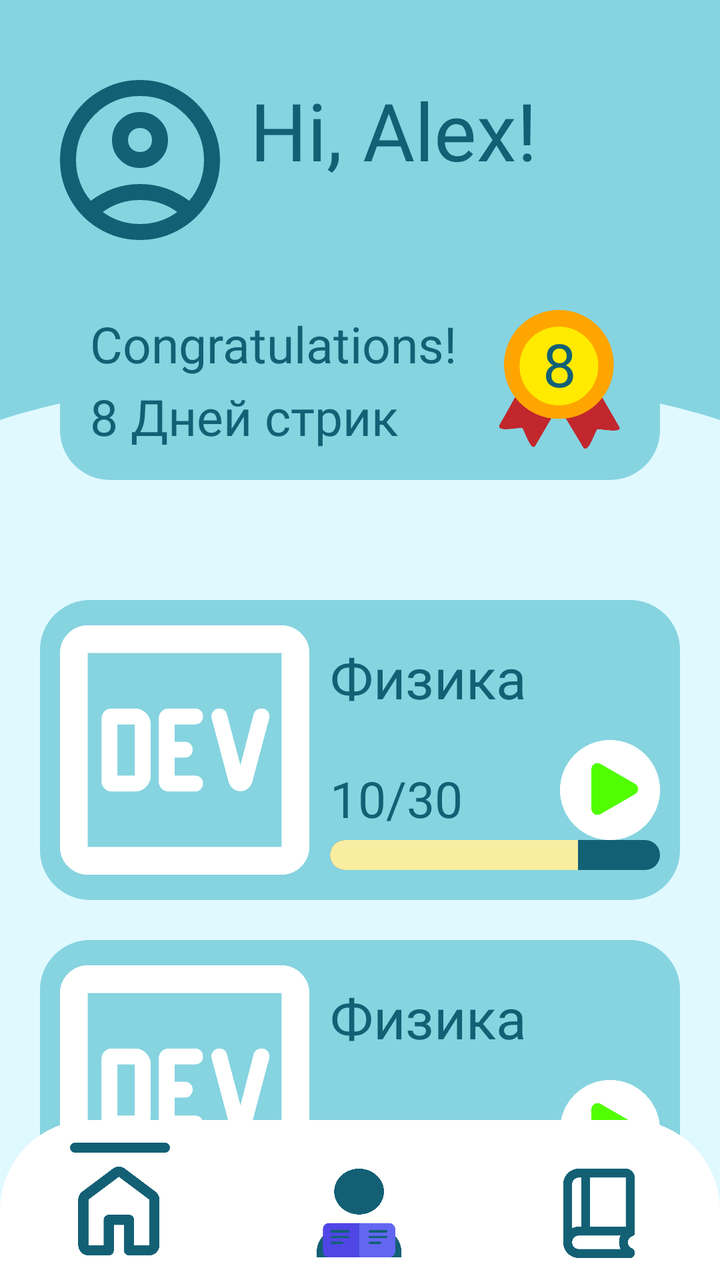
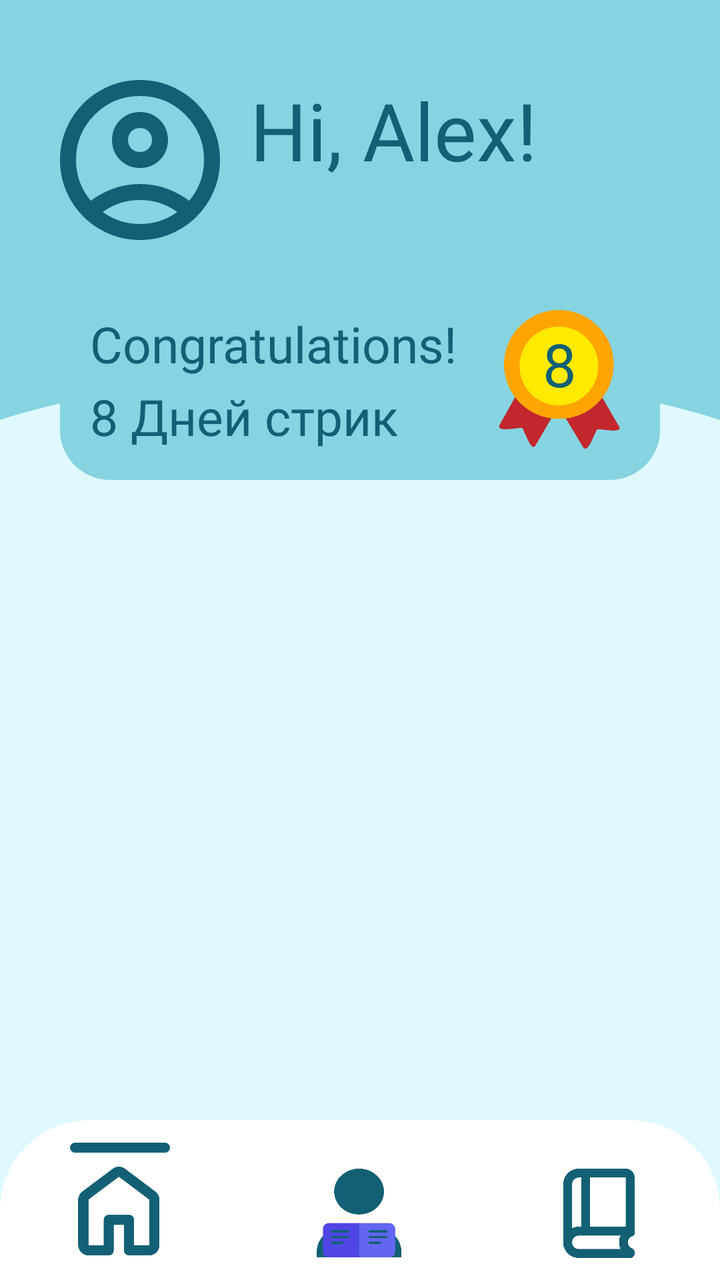

Two renders of the same Android screen: before a commit and after it. Below are the layout's source before the change and the commit's diff.
<!-- AndroidManifest.xml: application theme Theme.ExamMaster -->
<!-- res/layout/home_page_activity.xml -->
<?xml version="1.0" encoding="utf-8"?>
<androidx.constraintlayout.widget.ConstraintLayout
    xmlns:android="http://schemas.android.com/apk/res/android"
    xmlns:app="http://schemas.android.com/apk/res-auto"
    xmlns:tools="http://schemas.android.com/tools"
    android:layout_width="match_parent"
    android:layout_height="match_parent"
    android:background="@color/fonzakryglen">

    <androidx.constraintlayout.widget.ConstraintLayout
        android:layout_width="match_parent"
        android:layout_height="wrap_content"
        android:background="@color/fonzakryglen"
        android:paddingBottom="30dp"
        tools:ignore="MissingConstraints">

        
        <View
            android:id="@+id/headerCurve"
            android:layout_width="match_parent"
            android:layout_height="220dp"
            android:background="@drawable/header_wave"
            app:layout_constraintTop_toTopOf="parent" />

        
        <ImageView
            android:id="@+id/ivAvatar"
            android:layout_width="80dp"
            android:layout_height="80dp"
            android:layout_marginStart="30dp"
            android:layout_marginTop="40dp"
            android:src="@drawable/ic_profile"
            app:layout_constraintStart_toStartOf="parent"
            app:layout_constraintTop_toTopOf="parent" />

        
        <TextView
            android:id="@+id/tvGreeting"
            android:layout_width="wrap_content"
            android:layout_height="wrap_content"
            android:layout_marginStart="15dp"
            android:paddingBottom="30dp"
            android:fontFamily="@font/ubuntu_regular"
            android:text="Hi, Alex!"
            android:textColor="@color/texticons"
            android:textSize="40sp"
            app:layout_constraintBottom_toBottomOf="@id/ivAvatar"
            app:layout_constraintStart_toEndOf="@id/ivAvatar"
            app:layout_constraintTop_toTopOf="@id/ivAvatar" />

        
        <androidx.constraintlayout.widget.ConstraintLayout
            android:id="@+id/streakBox"
            android:layout_width="0dp"
            android:layout_height="100dp"
            android:layout_marginHorizontal="30dp"
            android:layout_marginTop="20dp"
            android:background="@drawable/streak_box"
            android:padding="15dp"
            app:layout_constraintEnd_toEndOf="parent"
            app:layout_constraintStart_toStartOf="parent"
            app:layout_constraintTop_toBottomOf="@id/ivAvatar">

            
            <TextView
                android:id="@+id/tvCongrats"
                android:layout_width="wrap_content"
                android:layout_height="wrap_content"
                android:fontFamily="@font/ubuntu_bold"
                android:text="Congratulations!"
                android:textColor="@color/texticons"
                android:textSize="25sp"
                app:layout_constraintStart_toStartOf="parent"
                app:layout_constraintTop_toTopOf="parent" />

            <TextView
                android:id="@+id/tvStreakText"
                android:layout_width="wrap_content"
                android:layout_height="wrap_content"
                android:fontFamily="@font/ubuntu_bold"
                android:text="8 Дней стрик"
                android:textColor="@color/texticons"
                android:textSize="25sp"
                app:layout_constraintBottom_toBottomOf="parent"
                app:layout_constraintStart_toStartOf="parent" />

            
            <FrameLayout
                android:layout_width="70dp"
                android:layout_height="70dp"
                app:layout_constraintBottom_toBottomOf="parent"
                app:layout_constraintEnd_toEndOf="parent"
                app:layout_constraintTop_toTopOf="parent">

                <ImageView
                    android:layout_width="match_parent"
                    android:layout_height="match_parent"
                    android:src="@drawable/ic_medal" /> 

                <TextView
                    android:id="@+id/tvStreakNumber"
                    android:layout_width="wrap_content"
                    android:layout_height="wrap_content"
                    android:layout_gravity="center"
                    android:layout_marginBottom="8dp"
                    android:fontFamily="@font/ubuntu_regular"
                    android:text="8"
                    android:textColor="@color/texticons"
                    android:textSize="30sp" />
            </FrameLayout>

        </androidx.constraintlayout.widget.ConstraintLayout>

        <androidx.constraintlayout.widget.ConstraintLayout
            android:id="@+id/discipline1"
            android:layout_width="match_parent"
            android:layout_height="150dp"
            android:layout_marginHorizontal="20dp"
            android:layout_marginTop="60dp"
            android:background="@drawable/streak_box"
            android:padding="10dp"
            app:layout_constraintTop_toBottomOf="@id/streakBox">

            <ImageView
                android:id="@+id/ivIcon1"
                android:layout_width="125dp"
                android:layout_height="125dp"
                android:src="@drawable/ic_negotovlogo"
                app:layout_constraintBottom_toBottomOf="parent"
                app:layout_constraintStart_toStartOf="parent"
                app:layout_constraintTop_toTopOf="parent" />

            <TextView
                android:id="@+id/pbDiscipline1"
                android:layout_width="wrap_content"
                android:layout_height="wrap_content"
                android:layout_marginStart="10dp"
                android:layout_marginTop="10dp"
                android:fontFamily="@font/ubuntu_regular"
                android:text="Физика"
                android:textColor="@color/texticons"
                android:textSize="28sp"
                app:layout_constraintStart_toEndOf="@id/ivIcon1"
                app:layout_constraintTop_toTopOf="parent" />

            <TextView
                android:id="@+id/tvProgressRatio"
                android:layout_width="wrap_content"
                android:layout_height="wrap_content"
                android:fontFamily="@font/ubuntu_bold"
                android:text="10/30"
                android:textColor="@color/texticons"
                android:textSize="25sp"
                android:layout_marginTop="25dp"
                app:layout_constraintStart_toStartOf="@id/pbDiscipline1"
                app:layout_constraintTop_toBottomOf="@id/pbDiscipline1" />

            <ProgressBar
                android:id="@+id/pb1"
                style="?android:attr/progressBarStyleHorizontal"
                android:layout_width="165dp"
                android:layout_height="15dp"
                android:progress="15"
                android:max="20"
                android:progressDrawable="@drawable/custom_progress_bar"
                app:layout_constraintBottom_toBottomOf="parent"
                app:layout_constraintStart_toStartOf="@id/pbDiscipline1"
                android:layout_marginBottom="5dp"/>

            <ImageButton
                android:id="@+id/btnPlay1"
                android:layout_width="50dp"
                android:layout_height="50dp"
                android:background="@android:color/transparent"
                android:scaleType="fitCenter"
                android:src="@drawable/ic_play"
                app:layout_constraintBottom_toTopOf="@+id/pb1"
                app:layout_constraintEnd_toEndOf="parent"
                />

        </androidx.constraintlayout.widget.ConstraintLayout>

        <androidx.constraintlayout.widget.ConstraintLayout
            android:id="@+id/discipline2"
            android:layout_width="match_parent"
            android:layout_height="150dp"
            android:layout_marginHorizontal="20dp"
            android:layout_marginTop="20dp"
            android:background="@drawable/streak_box"
            android:padding="10dp"
            app:layout_constraintTop_toBottomOf="@id/discipline1">

            <ImageView
                android:id="@+id/ivIcon2"
                android:layout_width="125dp"
                android:layout_height="125dp"
                android:src="@drawable/ic_negotovlogo"
                app:layout_constraintBottom_toBottomOf="parent"
                app:layout_constraintStart_toStartOf="parent"
                app:layout_constraintTop_toTopOf="parent" />

            <TextView
                android:id="@+id/tvSubjectTitle2"
                android:layout_width="wrap_content"
                android:layout_height="wrap_content"
                android:layout_marginStart="10dp"
                android:layout_marginTop="10dp"
                android:fontFamily="@font/ubuntu_regular"
                android:text="Физика"
                android:textColor="@color/texticons"
                android:textSize="28sp"
                app:layout_constraintStart_toEndOf="@id/ivIcon2"
                app:layout_constraintTop_toTopOf="parent" />

            <TextView
                android:id="@+id/tvProgressRatio2"
                android:layout_width="wrap_content"
                android:layout_height="wrap_content"
                android:fontFamily="@font/ubuntu_bold"
                android:text="10/30"
                android:textColor="@color/texticons"
                android:textSize="25sp"
                android:layout_marginTop="25dp"
                app:layout_constraintStart_toStartOf="@id/tvSubjectTitle2"
                app:layout_constraintTop_toBottomOf="@id/tvSubjectTitle2" />

            <ProgressBar
                android:id="@+id/pb2"
                style="?android:attr/progressBarStyleHorizontal"
                android:layout_width="165dp"
                android:layout_height="15dp"
                android:progress="15"
                android:max="20"
                android:progressDrawable="@drawable/custom_progress_bar"
                app:layout_constraintBottom_toBottomOf="parent"
                app:layout_constraintStart_toStartOf="@id/tvSubjectTitle2"
                android:layout_marginBottom="5dp"/>

            <ImageButton
                android:id="@+id/btnPlay2"
                android:layout_width="50dp"
                android:layout_height="50dp"
                android:background="@android:color/transparent"
                android:scaleType="fitCenter"
                android:src="@drawable/ic_play"
                app:layout_constraintBottom_toTopOf="@+id/pb2"
                app:layout_constraintEnd_toEndOf="parent"
                 />

        </androidx.constraintlayout.widget.ConstraintLayout>
    </androidx.constraintlayout.widget.ConstraintLayout>



    
    <androidx.constraintlayout.widget.ConstraintLayout
        android:id="@+id/bottomNavigation"
        android:layout_width="match_parent"
        android:layout_height="80dp"
        android:background="@drawable/bottom_nav_bg"
        android:elevation="0dp"
        app:layout_constraintBottom_toBottomOf="parent">

        
        <LinearLayout
            android:id="@+id/navHome"
            android:layout_width="0dp"
            android:layout_height="match_parent"
            android:layout_weight="1"
            android:gravity="center"
            android:orientation="vertical"
            app:layout_constraintStart_toStartOf="parent"
            app:layout_constraintEnd_toStartOf="@+id/navProfile">

            <View
                android:layout_width="50dp"
                android:layout_height="5dp"
                android:background="@drawable/nav_indicator"
                android:layout_marginBottom="7dp" />

            <ImageView
                android:layout_width="45dp"
                android:layout_height="45dp"
                android:src="@drawable/ic_home"
                app:tint="@color/texticons" />
        </LinearLayout>

        
        <LinearLayout
            android:id="@+id/navProfile"
            android:layout_width="0dp"
            android:layout_height="match_parent"
            android:layout_weight="1"
            android:gravity="center"
            android:paddingTop="14dp"
            app:layout_constraintStart_toEndOf="@+id/navHome"
            app:layout_constraintEnd_toStartOf="@+id/navLibrary">

            <ImageView
                android:layout_width="45dp"
                android:layout_height="45dp"
                android:src="@drawable/ic_avaterbook" /> 
        </LinearLayout>

        
        <LinearLayout
            android:id="@+id/navLibrary"
            android:layout_width="0dp"
            android:layout_height="match_parent"
            android:layout_weight="1"
            android:gravity="center"
            android:paddingTop="14dp"
            app:layout_constraintStart_toEndOf="@+id/navProfile"
            app:layout_constraintEnd_toEndOf="parent">

            <ImageView
                android:layout_width="45dp"
                android:layout_height="45dp"
                android:src="@drawable/ic_book"
                app:tint="@color/texticons" />
        </LinearLayout>

    </androidx.constraintlayout.widget.ConstraintLayout>

</androidx.constraintlayout.widget.ConstraintLayout>
<!-- resources referenced by this layout -->
<resources>
  <color name="fonzakryglen">#DFF9FF</color>
  <color name="texticons">#136075</color>
  <!-- drawable bottom_nav_bg (drawable) -->
  <shape xmlns:android="http://schemas.android.com/apk/res/android">
      <solid android:color="#FFFFFF" /> 
      <corners
          android:topLeftRadius="45dp"
          android:topRightRadius="45dp" />
  </shape>
  <!-- drawable custom_progress_bar (drawable) -->
  <layer-list xmlns:android="http://schemas.android.com/apk/res/android">
      
      <item android:id="@android:id/background">
          <shape>
              <corners android:radius="10dp" />
              <solid android:color="@color/texticons" />
          </shape>
      </item>
      
      <item android:id="@android:id/progress">
          <clip>
              <shape>
                  <corners android:radius="10dp" />
                  <solid android:color="@color/filprogressbar" />
              </shape>
          </clip>
      </item>
  </layer-list>
  <!-- drawable header_wave (drawable) -->
  <vector xmlns:android="http://schemas.android.com/apk/res/android"
      android:width="360dp"
      android:height="220dp"
      android:viewportWidth="360"
      android:viewportHeight="220">
      <path
          android:fillColor="@color/knopki"
          android:pathData="M0,0 L360,0 L360,210 C270,180 90,180 0,210 Z" />
  </vector>
  <!-- drawable ic_home (drawable) -->
  <vector xmlns:android="http://schemas.android.com/apk/res/android"
      android:width="34dp"
      android:height="37dp"
      android:viewportWidth="34"
      android:viewportHeight="37">
    <path
        android:pathData="M4.167,32.292H10.417V21.875C10.417,21.285 10.616,20.79 11.016,20.391C11.415,19.991 11.91,19.792 12.5,19.792H20.833C21.424,19.792 21.918,19.991 22.318,20.391C22.717,20.79 22.917,21.285 22.917,21.875V32.292H29.167V13.542L16.667,4.167L4.167,13.542V32.292ZM0,32.292V13.542C0,12.882 0.148,12.257 0.443,11.667C0.738,11.076 1.146,10.59 1.667,10.208L14.167,0.833C14.896,0.278 15.729,0 16.667,0C17.604,0 18.438,0.278 19.167,0.833L31.667,10.208C32.188,10.59 32.596,11.076 32.891,11.667C33.186,12.257 33.333,12.882 33.333,13.542V32.292C33.333,33.438 32.925,34.418 32.109,35.234C31.293,36.05 30.313,36.458 29.167,36.458H20.833C20.243,36.458 19.748,36.259 19.349,35.859C18.95,35.46 18.75,34.965 18.75,34.375V23.958H14.583V34.375C14.583,34.965 14.384,35.46 13.984,35.859C13.585,36.259 13.09,36.458 12.5,36.458H4.167C3.021,36.458 2.04,36.05 1.224,35.234C0.408,34.418 0,33.438 0,32.292Z"
        android:fillColor="#136075"/>
  </vector>
  <!-- drawable ic_play (drawable) -->
  <vector xmlns:android="http://schemas.android.com/apk/res/android"
      android:width="50dp"
      android:height="50dp"
      android:viewportWidth="50"
      android:viewportHeight="50">
    <path
        android:pathData="M50,25C50,38.807 38.807,50 25,50C11.193,50 0,38.807 0,25C0,11.193 11.193,0 25,0C38.807,0 50,11.193 50,25Z"
        android:fillColor="#ffffff"/>
    <path
        android:pathData="M37.5,21.902C39.5,23.057 39.5,25.943 37.5,27.098L20.25,37.057C18.25,38.212 15.75,36.769 15.75,34.459V14.541C15.75,12.231 18.25,10.788 20.25,11.943L37.5,21.902Z"
        android:fillColor="#51FF00"/>
  </vector>
  <!-- drawable nav_indicator (drawable) -->
  <shape xmlns:android="http://schemas.android.com/apk/res/android">
      <solid android:color="@color/texticons" />
      <corners android:radius="10dp" />
  </shape>
  <!-- drawable streak_box (drawable) -->
  <shape xmlns:android="http://schemas.android.com/apk/res/android">
      <solid android:color="@color/osnfongolyb" /> 
      <corners android:radius="25dp" />
  </shape>
  <style name="Theme.ExamMaster" parent="Base.Theme.ExamMaster" />
  <color name="filprogressbar">#F9EDA1</color>
  <color name="knopki">#86D4E0</color>
  <color name="osnfongolyb">#86D4E0</color>
  <style name="Base.Theme.ExamMaster" parent="Theme.Material3.DayNight.NoActionBar">
          
          
      </style>
  <!-- unchanged entries left out for length: 5 -->
</resources>

<!-- the commit's change to res/layout/home_page_activity.xml (unified diff, before → after) -->
@@ -8,13 +8,13 @@
     android:background="@color/fonzakryglen">
 
     <androidx.constraintlayout.widget.ConstraintLayout
+        android:id="@+id/headerBlock"
         android:layout_width="match_parent"
         android:layout_height="wrap_content"
         android:background="@color/fonzakryglen"
         android:paddingBottom="30dp"
-        tools:ignore="MissingConstraints">
-
-        
+        app:layout_constraintTop_toTopOf="parent">
+
         <View
             android:id="@+id/headerCurve"
             android:layout_width="match_parent"
@@ -22,7 +22,6 @@
             android:background="@drawable/header_wave"
             app:layout_constraintTop_toTopOf="parent" />
 
-        
         <ImageView
             android:id="@+id/ivAvatar"
             android:layout_width="80dp"
@@ -33,7 +32,6 @@
             app:layout_constraintStart_toStartOf="parent"
             app:layout_constraintTop_toTopOf="parent" />
 
-        
         <TextView
             android:id="@+id/tvGreeting"
             android:layout_width="wrap_content"
@@ -48,7 +46,6 @@
             app:layout_constraintStart_toEndOf="@id/ivAvatar"
             app:layout_constraintTop_toTopOf="@id/ivAvatar" />
 
-        
         <androidx.constraintlayout.widget.ConstraintLayout
             android:id="@+id/streakBox"
             android:layout_width="0dp"
@@ -61,7 +58,6 @@
             app:layout_constraintStart_toStartOf="parent"
             app:layout_constraintTop_toBottomOf="@id/ivAvatar">
 
-            
             <TextView
                 android:id="@+id/tvCongrats"
                 android:layout_width="wrap_content"
@@ -84,7 +80,6 @@
                 app:layout_constraintBottom_toBottomOf="parent"
                 app:layout_constraintStart_toStartOf="parent" />
 
-            
             <FrameLayout
                 android:layout_width="70dp"
                 android:layout_height="70dp"
@@ -95,7 +90,7 @@
                 <ImageView
                     android:layout_width="match_parent"
                     android:layout_height="match_parent"
-                    android:src="@drawable/ic_medal" /> 
+                    android:src="@drawable/ic_medal" />
 
                 <TextView
                     android:id="@+id/tvStreakNumber"
@@ -108,151 +103,24 @@
                     android:textColor="@color/texticons"
                     android:textSize="30sp" />
             </FrameLayout>
-
-        </androidx.constraintlayout.widget.ConstraintLayout>
-
-        <androidx.constraintlayout.widget.ConstraintLayout
-            android:id="@+id/discipline1"
-            android:layout_width="match_parent"
-            android:layout_height="150dp"
-            android:layout_marginHorizontal="20dp"
-            android:layout_marginTop="60dp"
-            android:background="@drawable/streak_box"
-            android:padding="10dp"
-            app:layout_constraintTop_toBottomOf="@id/streakBox">
-
-            <ImageView
-                android:id="@+id/ivIcon1"
-                android:layout_width="125dp"
-                android:layout_height="125dp"
-                android:src="@drawable/ic_negotovlogo"
-                app:layout_constraintBottom_toBottomOf="parent"
-                app:layout_constraintStart_toStartOf="parent"
-                app:layout_constraintTop_toTopOf="parent" />
-
-            <TextView
-                android:id="@+id/pbDiscipline1"
-                android:layout_width="wrap_content"
-                android:layout_height="wrap_content"
-                android:layout_marginStart="10dp"
-                android:layout_marginTop="10dp"
-                android:fontFamily="@font/ubuntu_regular"
-                android:text="Физика"
-                android:textColor="@color/texticons"
-                android:textSize="28sp"
-                app:layout_constraintStart_toEndOf="@id/ivIcon1"
-                app:layout_constraintTop_toTopOf="parent" />
-
-            <TextView
-                android:id="@+id/tvProgressRatio"
-                android:layout_width="wrap_content"
-                android:layout_height="wrap_content"
-                android:fontFamily="@font/ubuntu_bold"
-                android:text="10/30"
-                android:textColor="@color/texticons"
-                android:textSize="25sp"
-                android:layout_marginTop="25dp"
-                app:layout_constraintStart_toStartOf="@id/pbDiscipline1"
-                app:layout_constraintTop_toBottomOf="@id/pbDiscipline1" />
-
-            <ProgressBar
-                android:id="@+id/pb1"
-                style="?android:attr/progressBarStyleHorizontal"
-                android:layout_width="165dp"
-                android:layout_height="15dp"
-                android:progress="15"
-                android:max="20"
-                android:progressDrawable="@drawable/custom_progress_bar"
-                app:layout_constraintBottom_toBottomOf="parent"
-                app:layout_constraintStart_toStartOf="@id/pbDiscipline1"
-                android:layout_marginBottom="5dp"/>
-
-            <ImageButton
-                android:id="@+id/btnPlay1"
-                android:layout_width="50dp"
-                android:layout_height="50dp"
-                android:background="@android:color/transparent"
-                android:scaleType="fitCenter"
-                android:src="@drawable/ic_play"
-                app:layout_constraintBottom_toTopOf="@+id/pb1"
-                app:layout_constraintEnd_toEndOf="parent"
-                />
-
-        </androidx.constraintlayout.widget.ConstraintLayout>
-
-        <androidx.constraintlayout.widget.ConstraintLayout
-            android:id="@+id/discipline2"
-            android:layout_width="match_parent"
-            android:layout_height="150dp"
-            android:layout_marginHorizontal="20dp"
-            android:layout_marginTop="20dp"
-            android:background="@drawable/streak_box"
-            android:padding="10dp"
-            app:layout_constraintTop_toBottomOf="@id/discipline1">
-
-            <ImageView
-                android:id="@+id/ivIcon2"
-                android:layout_width="125dp"
-                android:layout_height="125dp"
-                android:src="@drawable/ic_negotovlogo"
-                app:layout_constraintBottom_toBottomOf="parent"
-                app:layout_constraintStart_toStartOf="parent"
-                app:layout_constraintTop_toTopOf="parent" />
-
-            <TextView
-                android:id="@+id/tvSubjectTitle2"
-                android:layout_width="wrap_content"
-                android:layout_height="wrap_content"
-                android:layout_marginStart="10dp"
-                android:layout_marginTop="10dp"
-                android:fontFamily="@font/ubuntu_regular"
-                android:text="Физика"
-                android:textColor="@color/texticons"
-                android:textSize="28sp"
-                app:layout_constraintStart_toEndOf="@id/ivIcon2"
-                app:layout_constraintTop_toTopOf="parent" />
-
-            <TextView
-                android:id="@+id/tvProgressRatio2"
-                android:layout_width="wrap_content"
-                android:layout_height="wrap_content"
-                android:fontFamily="@font/ubuntu_bold"
-                android:text="10/30"
-                android:textColor="@color/texticons"
-                android:textSize="25sp"
-                android:layout_marginTop="25dp"
-                app:layout_constraintStart_toStartOf="@id/tvSubjectTitle2"
-                app:layout_constraintTop_toBottomOf="@id/tvSubjectTitle2" />
-
-            <ProgressBar
-                android:id="@+id/pb2"
-                style="?android:attr/progressBarStyleHorizontal"
-                android:layout_width="165dp"
-                android:layout_height="15dp"
-                android:progress="15"
-                android:max="20"
-                android:progressDrawable="@drawable/custom_progress_bar"
-                app:layout_constraintBottom_toBottomOf="parent"
-                app:layout_constraintStart_toStartOf="@id/tvSubjectTitle2"
-                android:layout_marginBottom="5dp"/>
-
-            <ImageButton
-                android:id="@+id/btnPlay2"
-                android:layout_width="50dp"
-                android:layout_height="50dp"
-                android:background="@android:color/transparent"
-                android:scaleType="fitCenter"
-                android:src="@drawable/ic_play"
-                app:layout_constraintBottom_toTopOf="@+id/pb2"
-                app:layout_constraintEnd_toEndOf="parent"
-                 />
-
         </androidx.constraintlayout.widget.ConstraintLayout>
     </androidx.constraintlayout.widget.ConstraintLayout>
 
-
-
-    
+    <androidx.recyclerview.widget.RecyclerView
+        android:id="@+id/rvHomeDisciplines"
+        android:layout_width="0dp"
+        android:layout_height="0dp"
+        android:layout_marginHorizontal="20dp"
+        android:layout_marginTop="20dp"
+        android:clipToPadding="false"
+        android:paddingBottom="20dp"
+        app:layout_constraintTop_toBottomOf="@id/headerBlock"
+        app:layout_constraintBottom_toTopOf="@id/bottomNavigation"
+        app:layout_constraintStart_toStartOf="parent"
+        app:layout_constraintEnd_toEndOf="parent"
+        tools:listitem="@layout/item_home_discipline"
+        tools:itemCount="4" />
+
     <androidx.constraintlayout.widget.ConstraintLayout
         android:id="@+id/bottomNavigation"
         android:layout_width="match_parent"
@@ -261,7 +129,6 @@
         android:elevation="0dp"
         app:layout_constraintBottom_toBottomOf="parent">
 
-        
         <LinearLayout
             android:id="@+id/navHome"
             android:layout_width="0dp"
@@ -285,7 +152,6 @@
                 app:tint="@color/texticons" />
         </LinearLayout>
 
-        
         <LinearLayout
             android:id="@+id/navProfile"
             android:layout_width="0dp"
@@ -299,10 +165,9 @@
             <ImageView
                 android:layout_width="45dp"
                 android:layout_height="45dp"
-                android:src="@drawable/ic_avaterbook" /> 
+                android:src="@drawable/ic_avaterbook" />
         </LinearLayout>
 
-        
         <LinearLayout
             android:id="@+id/navLibrary"
             android:layout_width="0dp"
@@ -323,3 +188,86 @@
     </androidx.constraintlayout.widget.ConstraintLayout>
 
 </androidx.constraintlayout.widget.ConstraintLayout>
+<!-- res/layout/item_home_discipline.xml (included above) -->
+<?xml version="1.0" encoding="utf-8"?>
+<androidx.constraintlayout.widget.ConstraintLayout
+    xmlns:android="http://schemas.android.com/apk/res/android"
+    xmlns:app="http://schemas.android.com/apk/res-auto"
+    android:layout_width="match_parent"
+    android:layout_height="120dp"
+    android:layout_marginBottom="20dp"
+    android:background="@drawable/streak_box"
+    android:padding="8dp">
+
+    
+    <ImageView
+        android:id="@+id/ivIcon"
+        android:layout_width="95dp"
+        android:layout_height="95dp"
+        android:layout_marginStart="8dp"
+        android:src="@drawable/ic_negotovlogo"
+        app:layout_constraintBottom_toBottomOf="parent"
+        app:layout_constraintStart_toStartOf="parent"
+        app:layout_constraintTop_toTopOf="parent" />
+
+    
+    <TextView
+        android:id="@+id/tvSubjectTitle"
+        android:layout_width="0dp"
+        android:layout_height="wrap_content"
+        android:layout_marginStart="10dp"
+        android:layout_marginTop="8dp"
+        android:layout_marginEnd="60dp"
+        android:ellipsize="end"
+        android:maxLines="1"
+        android:fontFamily="@font/ubuntu_regular"
+        android:text="Физика"
+        android:textColor="@color/texticons"
+        android:textSize="22sp"
+        app:layout_constraintStart_toEndOf="@id/ivIcon"
+        app:layout_constraintEnd_toStartOf="@id/btnPlay"
+        app:layout_constraintTop_toTopOf="parent" />
+
+    
+    <TextView
+        android:id="@+id/tvProgressRatio"
+        android:layout_width="wrap_content"
+        android:layout_height="wrap_content"
+        android:layout_marginTop="6dp"
+        android:fontFamily="@font/ubuntu_bold"
+        android:text="10/30"
+        android:textColor="@color/texticons"
+        android:textSize="20sp"
+        app:layout_constraintStart_toStartOf="@id/tvSubjectTitle"
+        app:layout_constraintTop_toBottomOf="@id/tvSubjectTitle" />
+
+    
+    <ImageButton
+        android:id="@+id/btnPlay"
+        android:layout_width="42dp"
+        android:layout_height="42dp"
+        android:layout_marginEnd="8dp"
+        android:background="@android:color/transparent"
+        android:scaleType="fitCenter"
+        android:src="@drawable/ic_play"
+        android:contentDescription="Play"
+        app:layout_constraintEnd_toEndOf="parent"
+        app:layout_constraintTop_toTopOf="parent"
+        app:layout_constraintBottom_toBottomOf="parent" />
+
+    
+    <ProgressBar
+        android:id="@+id/pbProgress"
+        style="?android:attr/progressBarStyleHorizontal"
+        android:layout_width="0dp"
+        android:layout_height="12dp"
+        android:layout_marginEnd="45dp"
+        android:layout_marginBottom="8dp"
+        android:max="100"
+        android:progress="30"
+        android:progressDrawable="@drawable/custom_progress_bar"
+        app:layout_constraintStart_toStartOf="@id/tvSubjectTitle"
+        app:layout_constraintEnd_toStartOf="@id/btnPlay"
+        app:layout_constraintBottom_toBottomOf="parent" />
+
+</androidx.constraintlayout.widget.ConstraintLayout>
